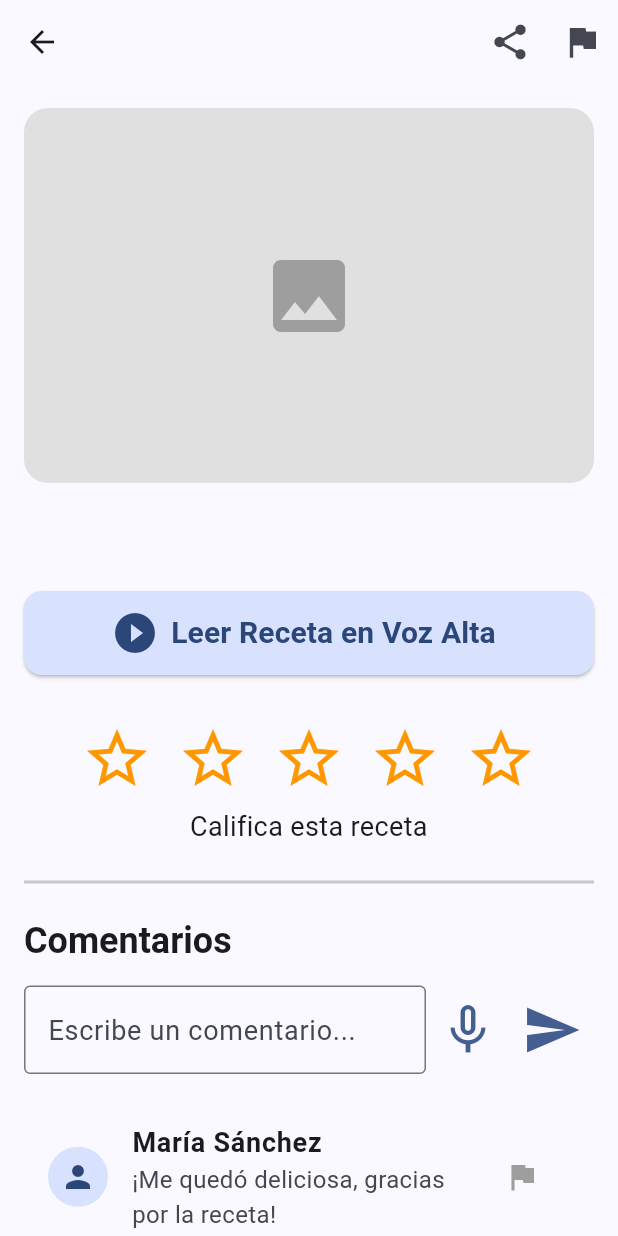
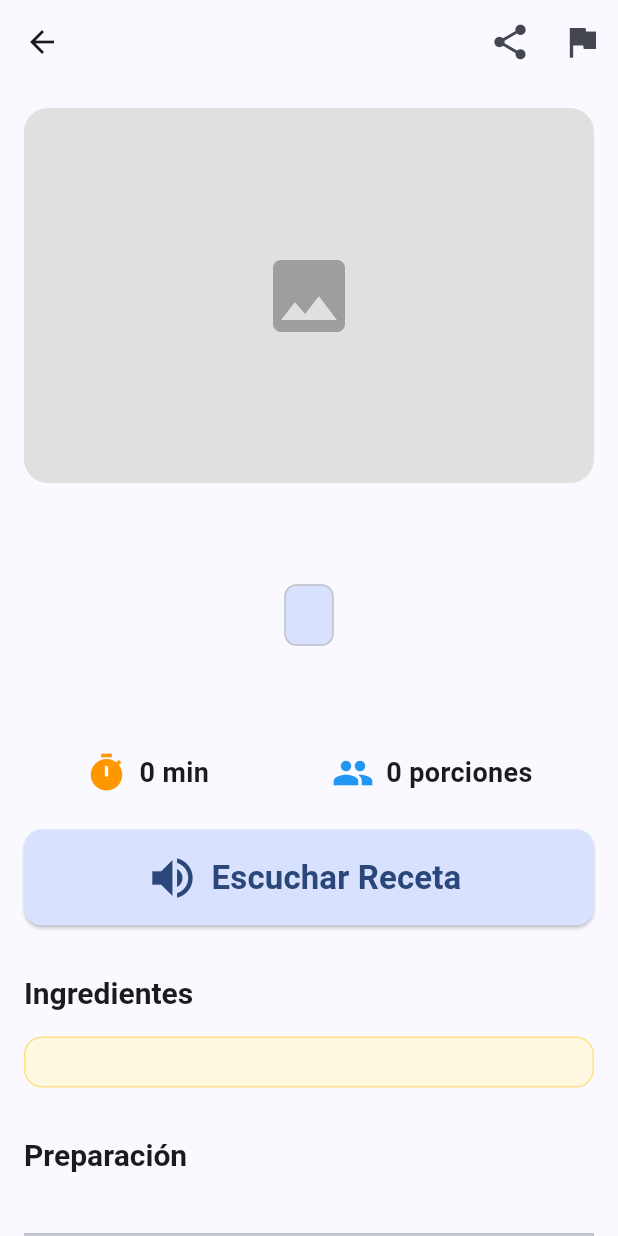
Before and after one commit to GonzaloValderrama/gastronomia-chilena, a Flutter app: the RecipeDetailScreen screen opened directly with empty values, on a phone screen of 412 x 824 dp. Run offline on Flutter 3.47's test engine with Material 3 defaults, Android fonts, the phone set to English and light mode, and no system bars; our stand-ins replace flutter_riverpod, flutter_tts, google_mobile_ads, share_plus, supabase_flutter; missing offline and left inert: video_trimmer; accounts and stored records are empty; network calls fail.

Commit message:
feat: implementar pantalla de detalle de receta con TTS dinámico

```diff
--- a/lib/features/social/presentation/recipe_detail_screen.dart
+++ b/lib/features/social/presentation/recipe_detail_screen.dart
@@ -1,11 +1,11 @@
 import 'package:flutter/material.dart';
 import 'package:share_plus/share_plus.dart';
-import 'package:speech_to_text/speech_to_text.dart' as stt;
 import 'package:flutter_tts/flutter_tts.dart';
+import '../../recipes/domain/recipe.dart';
 
 class RecipeDetailScreen extends StatefulWidget {
-  final String recipeTitle;
-  const RecipeDetailScreen({super.key, required this.recipeTitle});
+  final Recipe recipe;
+  const RecipeDetailScreen({super.key, required this.recipe});
 
   @override
   State<RecipeDetailScreen> createState() => _RecipeDetailScreenState();
@@ -15,16 +15,12 @@ class _RecipeDetailScreenState extends State<RecipeDetailScreen> {
   final _commentController = TextEditingController();
   int _currentRating = 0;
 
-  late stt.SpeechToText _speechToText;
-  bool _isListening = false;
-
   late FlutterTts _flutterTts;
   bool _isPlayingTts = false;
 
   @override
   void initState() {
     super.initState();
-    _speechToText = stt.SpeechToText();
     _initTts();
   }
 
@@ -32,9 +28,11 @@ class _RecipeDetailScreenState extends State<RecipeDetailScreen> {
     _flutterTts = FlutterTts();
     _flutterTts.setLanguage("es-CL");
     _flutterTts.setCompletionHandler(() {
-      setState(() {
-        _isPlayingTts = false;
-      });
+      if (mounted) {
+        setState(() {
+          _isPlayingTts = false;
+        });
+      }
     });
   }
 
@@ -52,36 +50,35 @@ class _RecipeDetailScreenState extends State<RecipeDetailScreen> {
       setState(() => _isPlayingTts = false);
     } else {
       setState(() => _isPlayingTts = true);
-      // Texto simulado a leer
-      String recipeText = "Receta de ${widget.recipeTitle}. Ingredientes: 1 kilo de carne, 2 cebollas. Preparación: Picar todo y cocinar por 40 minutos.";
-      await _flutterTts.speak(recipeText);
-    }
-  }
 
-  // ==== ACCESIBILIDAD: Dictado por Voz para Comentarios ====
-  void _listenComment() async {
-    if (!_isListening) {
-      bool available = await _speechToText.initialize();
-      if (available) {
-        setState(() => _isListening = true);
-        _speechToText.listen(
-          onResult: (val) => setState(() {
-            _commentController.text = val.recognizedWords;
-          }),
-          localeId: 'es_CL',
-        );
+      final recipe = widget.recipe;
+
+      // Armar el texto completo para leer
+      StringBuffer ttsText = StringBuffer();
+      ttsText.writeln("Receta de ${recipe.title}.");
+      if (recipe.description != null) {
+        ttsText.writeln("${recipe.description}.");
       }
-    } else {
-      setState(() => _isListening = false);
-      _speechToText.stop();
+
+      ttsText.writeln("Ingredientes.");
+      for (var ingredient in recipe.ingredients) {
+        ttsText.writeln(ingredient);
+      }
+
+      ttsText.writeln("Preparación.");
+      for (int i = 0; i < recipe.instructions.length; i++) {
+        ttsText.writeln("Paso ${i + 1}. ${recipe.instructions[i]}");
+      }
+
+      await _flutterTts.speak(ttsText.toString());
     }
   }
 
   // ==== COMPARTIR ====
   void _shareRecipe() {
     Share.share(
-      '¡Mira esta receta de ${widget.recipeTitle} en Gastronomía a la Chilena! Descarga la app para ver más.',
-      subject: widget.recipeTitle,
+      '¡Mira esta receta de ${widget.recipe.title} en Gastronomía a la Chilena! Descarga la app para ver más.',
+      subject: widget.recipe.title,
     );
   }
 
@@ -97,7 +94,6 @@ class _RecipeDetailScreenState extends State<RecipeDetailScreen> {
           ElevatedButton(
             style: ElevatedButton.styleFrom(backgroundColor: Colors.red, foregroundColor: Colors.white),
             onPressed: () {
-              // Lógica de base de datos para insertar reporte
               Navigator.pop(context);
               ScaffoldMessenger.of(context).showSnackBar(
                 const SnackBar(content: Text('Reporte enviado exitosamente.')),
@@ -113,10 +109,11 @@ class _RecipeDetailScreenState extends State<RecipeDetailScreen> {
   @override
   Widget build(BuildContext context) {
     final theme = Theme.of(context);
+    final recipe = widget.recipe;
 
     return Scaffold(
       appBar: AppBar(
-        title: Text(widget.recipeTitle),
+        title: Text(recipe.title),
         actions: [
           IconButton(
             icon: const Icon(Icons.share, size: 28),
@@ -133,52 +130,160 @@ class _RecipeDetailScreenState extends State<RecipeDetailScreen> {
       body: ListView(
         padding: const EdgeInsets.all(16.0),
         children: [
+          // Imagen de Portada
           Container(
             height: 250,
             decoration: BoxDecoration(
               color: Colors.grey.shade300,
               borderRadius: BorderRadius.circular(16),
+              image: (recipe.mediaUrls != null && recipe.mediaUrls!.isNotEmpty)
+                  ? DecorationImage(
+                      image: NetworkImage(recipe.mediaUrls!.first),
+                      fit: BoxFit.cover,
+                    )
+                  : null,
             ),
-            child: const Center(child: Icon(Icons.image, size: 64, color: Colors.grey)),
+            child: (recipe.mediaUrls == null || recipe.mediaUrls!.isEmpty)
+                ? const Center(child: Icon(Icons.image, size: 64, color: Colors.grey))
+                : null,
           ),
           const SizedBox(height: 24),
-          Text(widget.recipeTitle, style: theme.textTheme.displayMedium),
+
+          // Título y Categoría
+          Text(recipe.title, style: theme.textTheme.displayMedium),
+          const SizedBox(height: 8),
+          if (recipe.category != null)
+            Chip(
+              label: Text(recipe.category!, style: const TextStyle(fontSize: 16)),
+              backgroundColor: theme.colorScheme.primaryContainer,
+            ),
           const SizedBox(height: 16),
+
+          // Descripción
+          if (recipe.description != null) ...[
+            Text(
+              recipe.description!,
+              style: theme.textTheme.bodyLarge?.copyWith(fontSize: 18, color: Colors.black87),
+            ),
+            const SizedBox(height: 24),
+          ],
+
+          // Tiempo y Porciones
+          Row(
+            mainAxisAlignment: MainAxisAlignment.spaceAround,
+            children: [
+              if (recipe.prepTimeMinutes != null)
+                Row(
+                  children: [
+                    const Icon(Icons.timer, size: 28, color: Colors.orange),
+                    const SizedBox(width: 8),
+                    Text('${recipe.prepTimeMinutes} min', style: const TextStyle(fontSize: 18, fontWeight: FontWeight.bold)),
+                  ],
+                ),
+              if (recipe.servings != null)
+                Row(
+                  children: [
+                    const Icon(Icons.people, size: 28, color: Colors.blue),
+                    const SizedBox(width: 8),
+                    Text('${recipe.servings} porciones', style: const TextStyle(fontSize: 18, fontWeight: FontWeight.bold)),
+                  ],
+                ),
+            ],
+          ),
+          const SizedBox(height: 24),
 
           // Botón de lectura de voz (Accesibilidad Mayor)
           ElevatedButton.icon(
             style: ElevatedButton.styleFrom(
-              minimumSize: const Size(double.infinity, 56), // Touch target grande
+              minimumSize: const Size(double.infinity, 64), // Touch target grande
               backgroundColor: _isPlayingTts ? Colors.red.shade100 : theme.colorScheme.primaryContainer,
               foregroundColor: _isPlayingTts ? Colors.red : theme.colorScheme.onPrimaryContainer,
             ),
-            icon: Icon(_isPlayingTts ? Icons.stop_circle : Icons.play_circle_fill, size: 32),
-            label: Text(_isPlayingTts ? 'Detener Lectura' : 'Leer Receta en Voz Alta', style: const TextStyle(fontSize: 20)),
+            icon: Icon(_isPlayingTts ? Icons.stop_circle : Icons.volume_up, size: 36),
+            label: Text(_isPlayingTts ? 'Detener Lectura' : 'Escuchar Receta', style: const TextStyle(fontSize: 22, fontWeight: FontWeight.bold)),
             onPressed: _toggleTts,
           ),
-          const SizedBox(height: 24),
+          const SizedBox(height: 32),
+
+          // Ingredientes
+          Text('Ingredientes', style: theme.textTheme.headlineMedium?.copyWith(fontWeight: FontWeight.bold)),
+          const SizedBox(height: 16),
+          Container(
+            padding: const EdgeInsets.all(16),
+            decoration: BoxDecoration(
+              color: Colors.amber.shade50,
+              borderRadius: BorderRadius.circular(12),
+              border: Border.all(color: Colors.amber.shade200),
+            ),
+            child: Column(
+              crossAxisAlignment: CrossAxisAlignment.start,
+              children: recipe.ingredients.map((ingredient) => Padding(
+                padding: const EdgeInsets.only(bottom: 12.0),
+                child: Row(
+                  crossAxisAlignment: CrossAxisAlignment.start,
+                  children: [
+                    const Text('• ', style: TextStyle(fontSize: 24, fontWeight: FontWeight.bold, color: Colors.orange)),
+                    Expanded(child: Text(ingredient, style: const TextStyle(fontSize: 18))),
+                  ],
+                ),
+              )).toList(),
+            ),
+          ),
+          const SizedBox(height: 32),
+
+          // Preparación
+          Text('Preparación', style: theme.textTheme.headlineMedium?.copyWith(fontWeight: FontWeight.bold)),
+          const SizedBox(height: 16),
+          Column(
+            crossAxisAlignment: CrossAxisAlignment.start,
+            children: List.generate(recipe.instructions.length, (index) {
+              return Padding(
+                padding: const EdgeInsets.only(bottom: 24.0),
+                child: Row(
+                  crossAxisAlignment: CrossAxisAlignment.start,
+                  children: [
+                    CircleAvatar(
+                      backgroundColor: theme.colorScheme.primary,
+                      foregroundColor: Colors.white,
+                      radius: 18,
+                      child: Text('${index + 1}', style: const TextStyle(fontSize: 18, fontWeight: FontWeight.bold)),
+                    ),
+                    const SizedBox(width: 16),
+                    Expanded(
+                      child: Text(
+                        recipe.instructions[index],
+                        style: const TextStyle(fontSize: 18, height: 1.5),
+                      ),
+                    ),
+                  ],
+                ),
+              );
+            }),
+          ),
+
+          const Divider(height: 48, thickness: 2),
 
           // Estrellas (Calificación)
+          const Text('Califica esta receta', textAlign: TextAlign.center, style: TextStyle(fontSize: 20, fontWeight: FontWeight.bold)),
+          const SizedBox(height: 8),
           Row(
             mainAxisAlignment: MainAxisAlignment.center,
             children: List.generate(5, (index) {
               return IconButton(
-                iconSize: 48, // Touch target grande
+                iconSize: 56, // Touch target gigante para adultos mayores
                 icon: Icon(
                   index < _currentRating ? Icons.star : Icons.star_border,
                   color: Colors.orange,
                 ),
                 onPressed: () {
                   setState(() => _currentRating = index + 1);
-                  // Guardar calificación en Supabase
                 },
               );
             }),
           ),
-          const Text('Califica esta receta', textAlign: TextAlign.center, style: TextStyle(fontSize: 18)),
 
           const Divider(height: 48, thickness: 2),
-          Text('Comentarios', style: theme.textTheme.displaySmall),
+          Text('Comentarios', style: theme.textTheme.headlineMedium?.copyWith(fontWeight: FontWeight.bold)),
           const SizedBox(height: 16),
 
           // Área de nuevo comentario
@@ -196,14 +301,8 @@ class _RecipeDetailScreenState extends State<RecipeDetailScreen> {
               ),
               IconButton(
                 iconSize: 40,
-                icon: Icon(_isListening ? Icons.mic : Icons.mic_none, color: _isListening ? Colors.red : theme.colorScheme.primary),
-                onPressed: _listenComment,
-              ),
-              IconButton(
-                iconSize: 40,
                 icon: Icon(Icons.send, color: theme.colorScheme.primary),
                 onPressed: () {
-                  // Enviar comentario
                   _commentController.clear();
                 },
               ),
@@ -211,16 +310,8 @@ class _RecipeDetailScreenState extends State<RecipeDetailScreen> {
           ),
           const SizedBox(height: 24),
 
-          // Lista de Comentarios (Ejemplo)
-          ListTile(
-            leading: const CircleAvatar(child: Icon(Icons.person)),
-            title: const Text('María Sánchez', style: TextStyle(fontWeight: FontWeight.bold, fontSize: 18)),
-            subtitle: const Text('¡Me quedó deliciosa, gracias por la receta!', style: TextStyle(fontSize: 16)),
-            trailing: IconButton(
-              icon: const Icon(Icons.flag, color: Colors.grey),
-              onPressed: () => _reportContent('Comentario'),
-            ),
-          ),
+          // Lista de Comentarios (Ejemplo UI)
+          const Center(child: Text('Aún no hay comentarios.', style: TextStyle(fontSize: 16, color: Colors.grey))),
         ],
       ),
     );
```
Also changed, not shown: lib/features/recipes/presentation/feed_screen.dart (+7 -1 lines).
